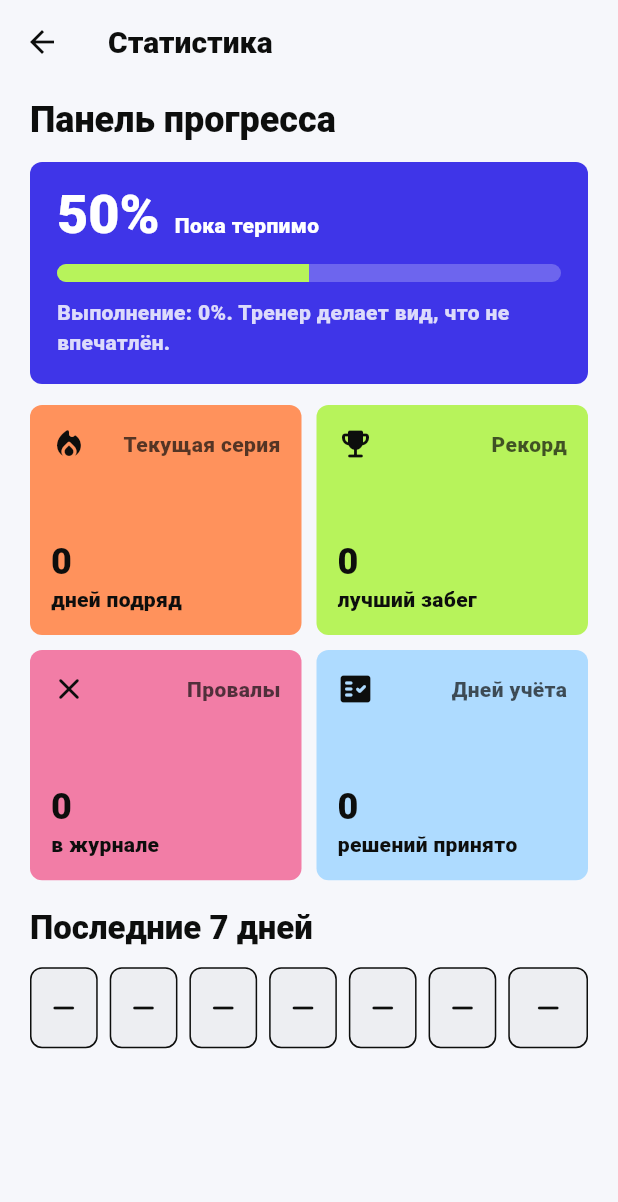
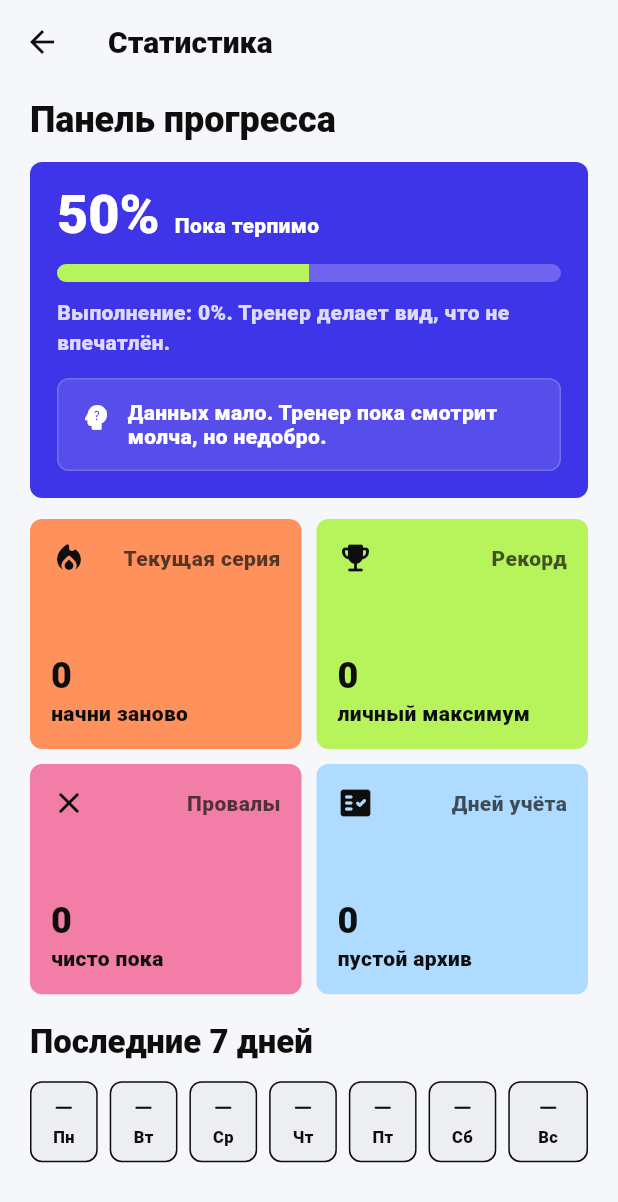
Before and after one commit to Kurdukov/AngryCoach, a Flutter app: the StatsScreen screen opened directly, on a phone screen of 412 x 824 dp. Shown: the top 1202 px of the screen. Run offline on Flutter 3.47's test engine with Material 3 defaults, Android fonts, the phone set to English and light mode, and no system bars; our stand-ins replace flutter_local_notifications, shared_preferences, timezone; accounts and stored records are empty.

Commit message:
Enhance stats coach summary

```diff
--- a/lib/screens/stats_screen.dart
+++ b/lib/screens/stats_screen.dart
@@ -74,6 +74,12 @@ class _StatsScreenState extends State<StatsScreen> {
                   _TrustPanel(
                     trustLevel: stats.trustLevel,
                     successRate: successRate,
+                    verdict: _coachVerdict(
+                      trustLevel: stats.trustLevel,
+                      successRate: successRate,
+                      currentStreak: stats.currentStreak,
+                      failDays: failDays,
+                    ),
                   ),
                   const SizedBox(height: 14),
                   GridView.count(
@@ -89,28 +95,30 @@ class _StatsScreenState extends State<StatsScreen> {
                         icon: Icons.local_fire_department_rounded,
                         title: 'Текущая серия',
                         value: '${stats.currentStreak}',
-                        subtitle: 'дней подряд',
+                        subtitle: _streakSubtitle(stats.currentStreak),
                       ),
                       _MetricCard(
                         color: AppColors.lime,
                         icon: Icons.emoji_events_rounded,
                         title: 'Рекорд',
                         value: '${stats.bestStreak}',
-                        subtitle: 'лучший забег',
+                        subtitle: 'личный максимум',
                       ),
                       _MetricCard(
                         color: AppColors.pink,
                         icon: Icons.close_rounded,
                         title: 'Провалы',
                         value: '$failDays',
-                        subtitle: 'в журнале',
+                        subtitle: _failSubtitle(failDays),
                       ),
                       _MetricCard(
                         color: AppColors.blue,
                         icon: Icons.fact_check_rounded,
                         title: 'Дней учёта',
                         value: '$completedDays',
-                        subtitle: 'решений принято',
+                        subtitle: completedDays == 0
+                            ? 'пустой архив'
+                            : 'решений',
                       ),
                     ],
                   ),
@@ -147,13 +155,59 @@ class _StatsScreenState extends State<StatsScreen> {
         '${date.month.toString().padLeft(2, '0')}-'
         '${date.day.toString().padLeft(2, '0')}';
   }
+
+  String _coachVerdict({
+    required int trustLevel,
+    required int successRate,
+    required int currentStreak,
+    required int failDays,
+  }) {
+    if (currentStreak >= 7 && trustLevel >= 70) {
+      return 'Серия уже похожа на дисциплину. Не испорти красивую статистику.';
+    }
+    if (successRate >= 75) {
+      return 'Выглядит прилично. Тренер всё равно проверит завтра.';
+    }
+    if (failDays >= 5 || trustLevel < 35) {
+      return 'Картина тревожная. Отговорки размножаются быстрее прогресса.';
+    }
+    if (successRate == 0) {
+      return 'Данных мало. Тренер пока смотрит молча, но недобро.';
+    }
+    return 'Есть движение, но расслабляться рано. Очень рано.';
+  }
+
+  String _streakSubtitle(int currentStreak) {
+    if (currentStreak == 0) {
+      return 'начни заново';
+    }
+    if (currentStreak >= 7) {
+      return 'держишь темп';
+    }
+    return 'дней подряд';
+  }
+
+  String _failSubtitle(int failDays) {
+    if (failDays == 0) {
+      return 'чисто пока';
+    }
+    if (failDays >= 5) {
+      return 'многовато';
+    }
+    return 'в журнале';
+  }
 }
 
 class _TrustPanel extends StatelessWidget {
-  const _TrustPanel({required this.trustLevel, required this.successRate});
+  const _TrustPanel({
+    required this.trustLevel,
+    required this.successRate,
+    required this.verdict,
+  });
 
   final int trustLevel;
   final int successRate;
+  final String verdict;
 
   @override
   Widget build(BuildContext context) {
@@ -210,6 +264,36 @@ class _TrustPanel extends StatelessWidget {
             style: TextStyle(
               color: Colors.white.withValues(alpha: 0.82),
               fontWeight: FontWeight.w800,
+            ),
+          ),
+          const SizedBox(height: 14),
+          Container(
+            padding: const EdgeInsets.all(14),
+            decoration: BoxDecoration(
+              color: Colors.white.withValues(alpha: 0.12),
+              borderRadius: BorderRadius.circular(8),
+              border: Border.all(color: Colors.white.withValues(alpha: 0.18)),
+            ),
+            child: Row(
+              crossAxisAlignment: CrossAxisAlignment.start,
+              children: [
+                const Icon(
+                  Icons.psychology_alt_rounded,
+                  color: Colors.white,
+                  size: 22,
+                ),
+                const SizedBox(width: 10),
+                Expanded(
+                  child: Text(
+                    verdict,
+                    style: const TextStyle(
+                      color: Colors.white,
+                      fontWeight: FontWeight.w900,
+                      height: 1.14,
+                    ),
+                  ),
+                ),
+              ],
             ),
           ),
         ],
@@ -294,6 +378,7 @@ class _SevenDayStrip extends StatelessWidget {
   @override
   Widget build(BuildContext context) {
     final dark = Theme.of(context).brightness == Brightness.dark;
+    const labels = ['Пн', 'Вт', 'Ср', 'Чт', 'Пт', 'Сб', 'Вс'];
     return Row(
       children: results.asMap().entries.map((entry) {
         final index = entry.key;
@@ -320,11 +405,28 @@ class _SevenDayStrip extends StatelessWidget {
                 color: dark ? const Color(0xFF2A2B32) : AppColors.ink,
               ),
             ),
-            child: Icon(
-              icon,
-              color: result.status == DailyStatus.pending && dark
-                  ? Colors.white
-                  : AppColors.ink,
+            child: Column(
+              mainAxisAlignment: MainAxisAlignment.center,
+              children: [
+                Icon(
+                  icon,
+                  color: result.status == DailyStatus.pending && dark
+                      ? Colors.white
+                      : AppColors.ink,
+                  size: 19,
+                ),
+                const SizedBox(height: 2),
+                Text(
+                  labels[index],
+                  style: TextStyle(
+                    color: result.status == DailyStatus.pending && dark
+                        ? Colors.white
+                        : AppColors.ink,
+                    fontSize: 11,
+                    fontWeight: FontWeight.w900,
+                  ),
+                ),
+              ],
             ),
           ),
         );
```
